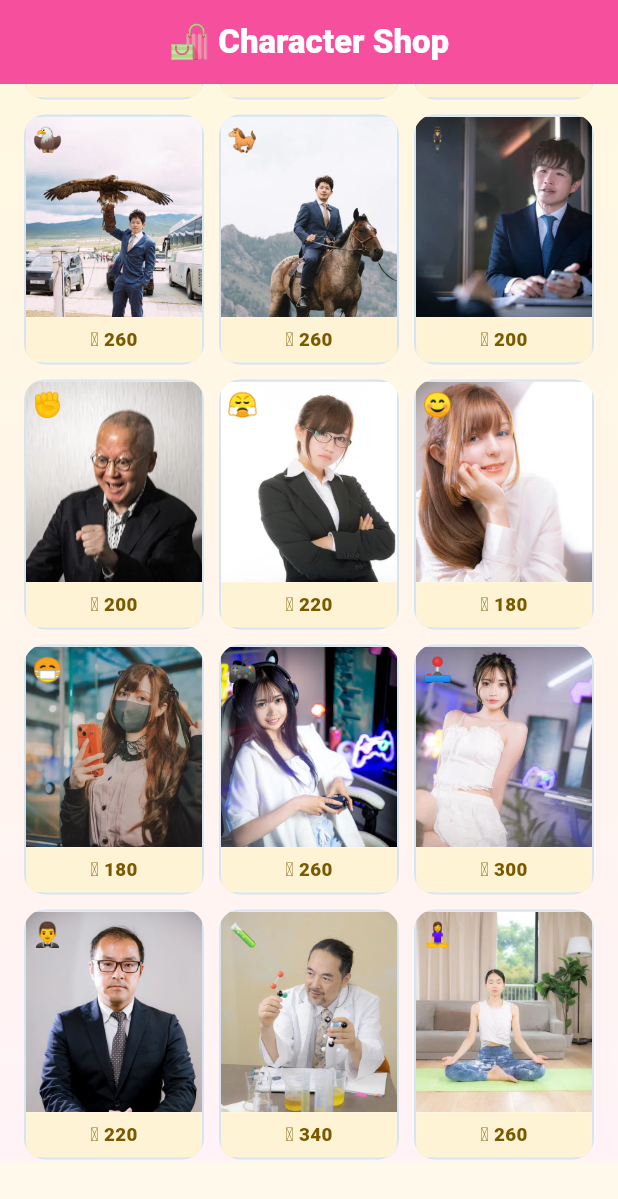
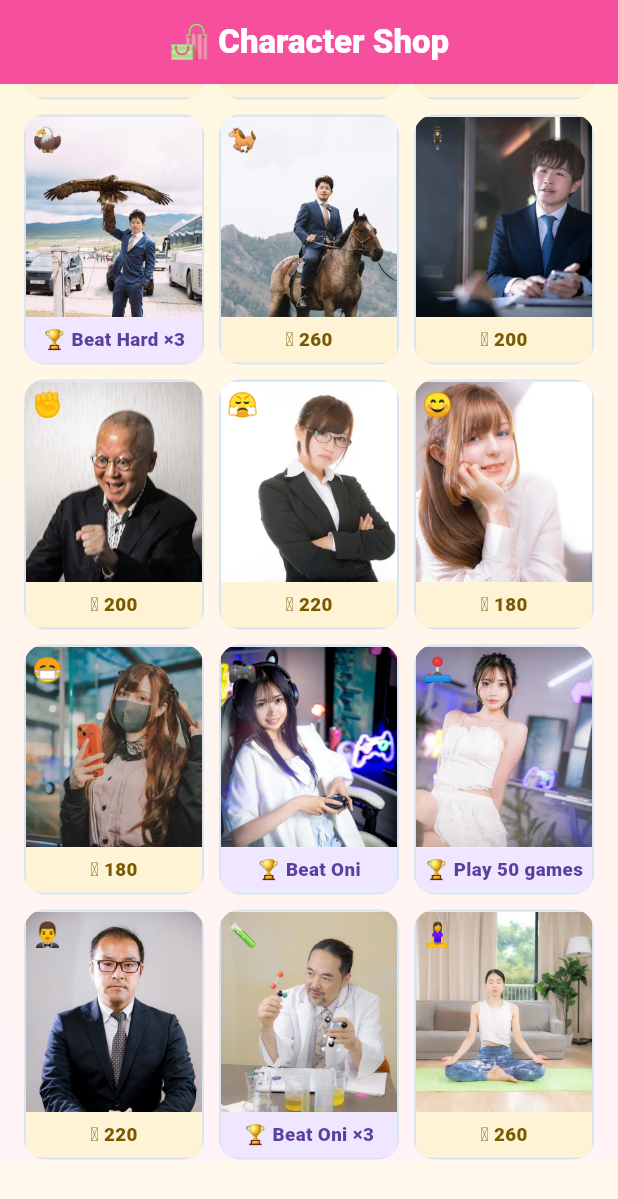
Before and after one commit to toriumib/nanimonjya, a Flutter app: the CharacterShopScreen screen opened directly, scrolled down 576 dp, on a phone screen of 412 x 824 dp. Shown: the top 1199 px of the screen. Run offline on Flutter 3.47's test engine with Material 3 defaults, Android fonts, the phone set to English and light mode, and no system bars; our stand-ins replace cloud_firestore, confetti, firebase_analytics, firebase_auth, firebase_core, firebase_crashlytics and 13 more; missing offline and left inert: google_mlkit_text_recognition; accounts and stored records are empty; network calls fail.

Commit message:
v2.5.0+126: 実績解放キャラ5体・クールダウン撤廃・ルールブック・整合性修正
【実績解放キャラ】20体のうち5体をコインでは買えない枠に
腕前の目標を用意しつつ、購入枠15体は残す配分。
- c19 つよいに3勝 / c26 鬼に勝つ / c29 鬼に3勝
- c27 50回あそぶ / c31 全問正解で勝つ
unlockCharacter は実績キャラを弾き、ショップでは価格ではなく
条件を紫のラベルで表示してタップすると条件を知らせる。
CPU戦の終了時に refreshFeatCharacters で条件を判定して参戦させる。
すでに購入済みの人は unlockedCharacters に残るので取り上げにならない。

【クールダウン撤廃】無料コインチェストの待ち時間を 15分 → 0
リワード広告は本人がボタンを押して見るものなので回数制限は設けない。
実際には広告在庫が尽きた時点で出なくなり、そこが自然な上限になる。

【ルールブック】いつでも見直せるルール一覧を新規追加
rulebook_screen.dart。なまえコール／CPU対戦／線むすび／名刺おぼえ／
ペアさがしの5モードを、小学生でも読める字で手順つきで説明する。
読み上げ（TTS）にも対応。
丸い📖ボタンを共通ウィジェット化し、ホーム・なまえコール（ゲーム中）・
線むすび・名刺おぼえのAppBarに配置した。

【整合性の修正】デッキでOFFにしたキャラが復活していた
generateImagePeople / generateRecallPeople は
「デッキの数 < 必要人数」のとき基本12人にフォールバックする。
そのため 12キャラを選んでデッキを絞ると、OFFにしたキャラが
そのまま出てきてしまっていた。出演人数のほうをデッキの数に
合わせるようにして、デッキの指定を優先する。

監査して問題なしを確認した点:
- 実績キャラの購入経路は unlockCharacter 1箇所のみで塞げている
- プール不足時のフォールバックがあるため RangeError は起きない
- オンラインは従来どおり基本12人固定で、顔の不一致は起きない

テスト43件通過。実機でルールブック（全モード・展開表示）と
ホームの📖ボタンを確認。

Co-Authored-By: Claude Opus 5 <noreply@anthropic.com>

```diff
--- a/lib/l10n/meta_strings.dart
+++ b/lib/l10n/meta_strings.dart
@@ -948,6 +948,29 @@ This tab is where you get stronger on your own.
       ? '🎉 仲間にした！ゲームに出るようになったよ'
       : '🎉 Unlocked! They will now appear in your games';
   String get storeOpenDeck => ja ? 'デッキを見る' : 'View deck';
+  // 🏆 実績で解放するキャラ（コインでは買えない枠）
+  String featCondition(dynamic feat) {
+    switch ('$feat'.split('.').last) {
+      case 'hardWins3':
+        return ja ? 'つよいに3勝' : 'Beat Hard ×3';
+      case 'oniWin1':
+        return ja ? '鬼に勝つ' : 'Beat Oni';
+      case 'oniWins3':
+        return ja ? '鬼に3勝' : 'Beat Oni ×3';
+      case 'play50':
+        return ja ? '50回あそぶ' : 'Play 50 games';
+      case 'perfectWin':
+        return ja ? '全問正解で勝つ' : 'Perfect win';
+      default:
+        return ja ? '条件を満たす' : 'Meet the condition';
+    }
+  }
+
+  String featLocked(String cond) => ja
+      ? 'このキャラはコインで買えません。「$cond」で参戦します🏆'
+      : 'Not for sale. Unlock by: $cond 🏆';
+  String featJoined(String name) =>
+      ja ? '🏆 $name が参戦した！' : '🏆 $name joins the battle!';
   String get storeHint => ja
       ? '買ったキャラは「なまえコール」と「名刺おぼえ」に登場します。'
       : 'Bought characters show up in Name Call and Card Memory.';
@@ -1065,4 +1088,66 @@ This tab is where you get stronger on your own.
 
   // 📚 よみものタブ
   String get tabRead => ja ? 'よみもの' : 'Read';
+  // 📖 ルールブック（いつでも見直せるルール一覧）
+  String get rulebookTitle => ja ? '📖 ルールブック' : '📖 Rulebook';
+  String get rulebookRead => ja ? '読み上げる' : 'Read aloud';
+  String get rulebookLead => ja
+      ? 'あそび方をわすれたら、ここを見てね。ゲーム中でも 📖 ボタンから開けます。'
+      : 'Forgot how to play? Look here. The 📖 button works during a game too.';
+
+  String ruleEmoji(dynamic t) {
+    switch ('$t'.split('.').last) {
+      case 'cpu':
+        return '🤖';
+      case 'lineMatch':
+        return '🖇';
+      case 'cardMemory':
+        return '💼';
+      case 'pairs':
+        return '🃏';
+      default:
+        return '📣';
+    }
+  }
+
+  String ruleTitle(dynamic t) {
+    switch ('$t'.split('.').last) {
+      case 'cpu':
+        return ja ? 'CPUとたいせん' : 'Play vs CPU';
+      case 'lineMatch':
+        return ja ? '線むすび特訓' : 'Line Match';
+      case 'cardMemory':
+        return ja ? '名刺おぼえ（思い出しトレーニング）' : 'Card Memory';
+      case 'pairs':
+        return ja ? 'ペアさがし' : 'Pair Hunt';
+      default:
+        return ja ? 'なまえコール（メイン）' : 'Name Call (main)';
+    }
+  }
+
+  String ruleBody(dynamic t) {
+    switch ('$t'.split('.').last) {
+      case 'cpu':
+        return ja
+            ? '''ひとりであそぶモード。CPUと カードのとりあいをするよ。\n\n① はじめて出たキャラに 名前がつく（おまかせ）\n② 同じキャラが また出てきたら、4つの中から 正しい名前をえらぶ\n③ CPUが思い出すより 早く正解できたら カードをゲット\n④ おそかったり まちがえたら CPUに とられる\n\n🏆 むずかしい相手ほど 勝ったときのコインが多い。\nかんたん20 / ふつう45 / つよい90 / 鬼180\n\nコインを貯めて、キャラや音楽を変えよう！'''
+            : '''Solo mode. You and the CPU compete for cards.\n\n1. Each new character is given a name (auto)\n2. When they appear again, pick the right name from four\n3. Answer correctly before the CPU to win the card\n4. Too slow or wrong, and the CPU takes it\n\n🏆 Tougher rivals pay more coins:\nEasy 20 / Normal 45 / Hard 90 / Oni 180''';
+      case 'lineMatch':
+        return ja
+            ? '''ひとりで、じっくり練習するモード。運の要素はありません。\n\n① おぼえタイム … 顔と名前をセットでおぼえる\n② 線むすび … 顔から名前へ 指でドラッグして つなぐ\n③ まちがえたら 何回でも 引きなおせる\n④ ぜんぶつないだら「答えあわせ」\n\n💡 顔を見て名前を引き出す形なので、実生活にいちばん近い練習です。'''
+            : '''A calm solo drill — no luck involved.\n\n1. Memorize each face with its name\n2. Drag from a face to a name to connect them\n3. Redo any line as often as you like\n4. Connect them all, then check your answers''';
+      case 'cardMemory':
+        return ja
+            ? '''仕事で会う人をおぼえる練習。\n\n① であう … 名刺をもった人が じこしょうかいしてくれる（声つき）\n② 時間がたつ … わざと間をあける（この「間」が記憶に効きます）\n③ 思い出す … 顔を見て「だれだっけ？」を答える\n\n🎯 おぼえる項目は 名前が必須。会社名・肩書・電話・メールを 自由に足せます。\n🔁 まちがえた人は 次の日にまた出てきます。'''
+            : '''Practice for people you meet at work.\n\n1. Meet — they introduce themselves with a business card (with voice)\n2. Time passes — a deliberate gap helps memory\n3. Recall — look at the face and answer who it was\n\n🎯 Name is required; add company, title, phone, email as you like.''';
+      case 'pairs':
+        return ja
+            ? '''顔と名前の神経衰弱。マイページから あそべます。\n\n① おぼえタイム … 顔と名前の組み合わせを見る\n② カードが裏返る\n③ 顔カードと 名前カードの 正しいペアをさがす\n\nCPU対戦・1台でみんなで対戦も できます。'''
+            : '''Face-and-name concentration. Open it from My Page.\n\n1. Study the face-name pairs\n2. The cards flip over\n3. Find the matching face and name''';
+      default:
+        return ja
+            ? '''ともだちや かぞくと 1台のスマホであそぶ メインのゲーム。\n\n① カードが 1まいずつ 出てくる\n② はじめて出たキャラには その場で 名前をつける\n　 声に出して「〇〇！」と言ってから ✨名前をつけた！を おす\n　 （まよったら 🎲おまかせ でもOK）\n③ まえに名前をつけたキャラが また出てきたら\n　 みんなで いっせいに 名前をさけぶ！📣\n④ いちばん早く 正しく 言えた人のボタン（P1・P2…）を おす\n　 おされた人が そのカードをもらえる\n⑤ だれも思い出せなかったら「だれもわからなかった…」\n\n🏆 カードが なくなったら おしまい。いちばん多く あつめた人の勝ち！\nさいごに みんなの名前が ぜんぶ出ます。'''
+            : '''The main game — play with friends on one phone.\n\n1. Cards appear one at a time\n2. Name each newcomer out loud, then tap "We named it!"\n3. When a named character returns, everyone shouts the name\n4. Tap the button (P1, P2...) of whoever said it first\n5. If nobody remembers, tap "Nobody knew..."\n\n🏆 When the cards run out, whoever collected the most wins!''';
+    }
+  }
+
 }
--- a/lib/models/character_catalog.dart
+++ b/lib/models/character_catalog.dart
@@ -6,18 +6,41 @@
 ///
 /// 購入したキャラは「なまえコール」と「ビジネス特訓」の出演プールに加わり、
 /// 出会える顔ぶれが増える（ルールは変えない）。
+/// 🏆 コインでは買えず、腕前で解放するキャラの条件。
+enum UnlockFeat {
+  /// CPU「つよい」に3回勝つ
+  hardWins3,
+  /// CPU「鬼」に1回勝つ
+  oniWin1,
+  /// CPU「鬼」に3回勝つ
+  oniWins3,
+  /// 通算50回あそぶ
+  play50,
+  /// 全問正解でCPUに勝つ
+  perfectWin,
+}
+
 class GameCharacter {
   final String id; // 保存キー（例: 'c13'）
   final String asset; // 画像パス
   final String emoji; // ショップ表示のワンポイント
   final int cost; // 購入に必要なコイン
 
+  /// null ならコインで買える通常キャラ。
+  /// 値が入っているキャラは**コインでは買えず**、条件を満たすと参戦する。
+  /// 「勝てば無料で手に入る」枠を少しだけ作ることで、
+  /// 腕前の目標を用意しつつ、購入枠（15体）は残す。
+  final UnlockFeat? feat;
+
   const GameCharacter({
     required this.id,
     required this.asset,
     required this.emoji,
     required this.cost,
+    this.feat,
   });
+
+  bool get isFeatCharacter => feat != null;
 }
 
 /// 追加キャラ20種。価格ラダー（最初は安く、後半は高めのプレミア）。
@@ -28,19 +51,19 @@ const List<GameCharacter> kExtraCharacters = [
   GameCharacter(id: 'c16', asset: 'assets/images/char16.webp', emoji: '🍠', cost: 150),
   GameCharacter(id: 'c17', asset: 'assets/images/char17.webp', emoji: '👗', cost: 180),
   GameCharacter(id: 'c18', asset: 'assets/images/char18.webp', emoji: '🍣', cost: 180),
-  GameCharacter(id: 'c19', asset: 'assets/images/char19.webp', emoji: '🦅', cost: 260),
+  GameCharacter(id: 'c19', asset: 'assets/images/char19.webp', emoji: '🦅', cost: 260, feat: UnlockFeat.hardWins3),
   GameCharacter(id: 'c20', asset: 'assets/images/char20.webp', emoji: '🐎', cost: 260),
   GameCharacter(id: 'c21', asset: 'assets/images/char21.webp', emoji: '🕴️', cost: 200),
   GameCharacter(id: 'c22', asset: 'assets/images/char22.webp', emoji: '✊', cost: 200),
   GameCharacter(id: 'c23', asset: 'assets/images/char23.webp', emoji: '😤', cost: 220),
   GameCharacter(id: 'c24', asset: 'assets/images/char24.webp', emoji: '😊', cost: 180),
   GameCharacter(id: 'c25', asset: 'assets/images/char25.webp', emoji: '😷', cost: 180),
-  GameCharacter(id: 'c26', asset: 'assets/images/char26.webp', emoji: '🎮', cost: 260),
-  GameCharacter(id: 'c27', asset: 'assets/images/char27.webp', emoji: '🕹️', cost: 300),
+  GameCharacter(id: 'c26', asset: 'assets/images/char26.webp', emoji: '🎮', cost: 260, feat: UnlockFeat.oniWin1),
+  GameCharacter(id: 'c27', asset: 'assets/images/char27.webp', emoji: '🕹️', cost: 300, feat: UnlockFeat.play50),
   GameCharacter(id: 'c28', asset: 'assets/images/char28.webp', emoji: '🤵', cost: 220),
-  GameCharacter(id: 'c29', asset: 'assets/images/char29.webp', emoji: '🧪', cost: 340),
+  GameCharacter(id: 'c29', asset: 'assets/images/char29.webp', emoji: '🧪', cost: 340, feat: UnlockFeat.oniWins3),
   GameCharacter(id: 'c30', asset: 'assets/images/char30.webp', emoji: '🧘‍♀️', cost: 260),
-  GameCharacter(id: 'c31', asset: 'assets/images/char31.webp', emoji: '👩‍🔬', cost: 340),
+  GameCharacter(id: 'c31', asset: 'assets/images/char31.webp', emoji: '👩‍🔬', cost: 340, feat: UnlockFeat.perfectWin),
   GameCharacter(id: 'c32', asset: 'assets/images/char32.webp', emoji: '☂️', cost: 200),
 ];
 
--- a/lib/screens/character_shop_screen.dart
+++ b/lib/screens/character_shop_screen.dart
@@ -682,8 +682,16 @@ class _CharacterShopScreenState extends State<CharacterShopScreen> {
       );
 
   Widget _charCard(MetaStrings m, GameCharacter c, bool owned) {
+    // 🏆 実績キャラはコインで買えない。条件だけ見せて、腕前で取ってもらう。
+    final feat = c.feat;
+    final locked = feat != null && !owned;
     return GestureDetector(
-      onTap: owned ? null : () => _buy(c),
+      onTap: owned
+          ? null
+          : locked
+              ? () => ScaffoldMessenger.of(context).showSnackBar(SnackBar(
+                  content: Text(m.featLocked(m.featCondition(feat)))))
+              : () => _buy(c),
       child: Container(
         decoration: BoxDecoration(
           color: Colors.white,
@@ -721,16 +729,26 @@ class _CharacterShopScreenState extends State<CharacterShopScreen> {
             ),
             Container(
               padding: const EdgeInsets.symmetric(vertical: 6),
-              color: owned ? const Color(0xFFDFF5F2) : const Color(0xFFFFF3D6),
+              color: owned
+                  ? const Color(0xFFDFF5F2)
+                  : locked
+                      ? const Color(0xFFEFE6FF)
+                      : const Color(0xFFFFF3D6),
               child: Text(
-                owned ? m.storeOwned : '🪙 ${c.cost}',
+                owned
+                    ? m.storeOwned
+                    : locked
+                        ? '🏆 ${m.featCondition(feat)}'
+                        : '🪙 ${c.cost}',
                 textAlign: TextAlign.center,
                 style: TextStyle(
                     fontSize: 12.5,
                     fontWeight: FontWeight.w900,
                     color: owned
                         ? const Color(0xFF1E9C8E)
-                        : const Color(0xFF7A5A00)),
+                        : locked
+                            ? const Color(0xFF5B3E9E)
+                            : const Color(0xFF7A5A00)),
               ),
             ),
           ],
--- a/pubspec.yaml
+++ b/pubspec.yaml
@@ -2,7 +2,7 @@ name: nanimonjya
 description: ペタネーム - 顔と名前の記憶トレーニング（旧ナニモンジャ、内部パッケージ名は互換のため維持）
 publish_to: 'none'
 
-version: 2.5.0+125
+version: 2.5.0+126
 
 environment:
   sdk: '>=3.8.0 <4.0.0'
```
Also changed, not shown: lib/screens/line_match_screen.dart (+16 -2 lines), lib/screens/name_call_screen.dart (+41 -5 lines), lib/screens/rulebook_screen.dart (added, +111 -0 lines), lib/screens/top_screen.dart (+16 -0 lines), lib/screens/training_hub_screen.dart (+12 -1 lines), lib/services/player_profile.dart (+57 -1 lines).
